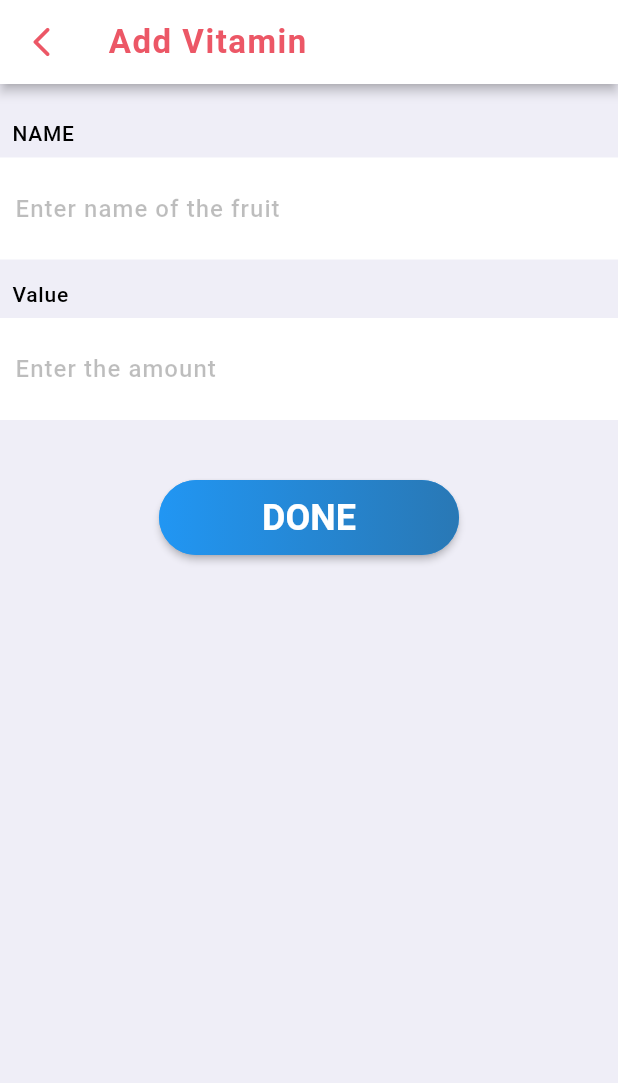
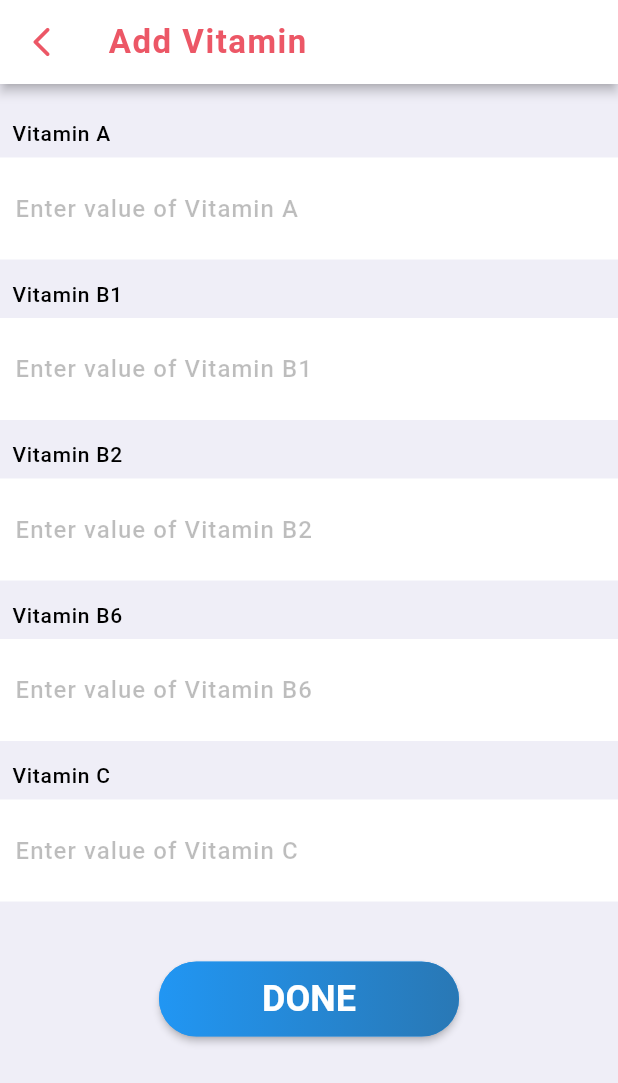
Before and after one commit to clement89/demo_app, a Flutter app: the AddItemPage screen opened directly, after a tap on "Add Vitamin", on a phone screen of 412 x 824 dp. Shown: the top 1083 px of the screen. Run offline on Flutter 3.47's test engine with Material 2 defaults, Android fonts, the phone set to English and light mode, and no system bars; our stand-ins replace animated_bottom_navigation_bar, dartz, flutter_icons, flutter_slidable, modal_progress_hud, syncfusion_flutter_charts; network calls fail.

Commit message:
UI Changes.

```diff
--- a/lib/business_logic/models/fruit.dart
+++ b/lib/business_logic/models/fruit.dart
@@ -5,13 +5,15 @@ class Fruit {
   int id;
   String name;
   List<Vitamins> vitamins;
-  List<Sales> sales;
+  List<Data> sales;
+  List<Data> availability;
 
   Fruit(
     this.id,
     this.name,
     this.vitamins,
     this.sales,
+    this.availability,
   );
   factory Fruit.fromJson(Map<String, dynamic> json) {
     return Fruit(
@@ -19,6 +21,7 @@ class Fruit {
       json['name'],
       json['vitamins'],
       json['sales'],
+      json['availability'],
     );
   }
 
@@ -28,6 +31,7 @@ class Fruit {
       'name': name,
       'vitamins': vitamins,
       'sales': sales,
+      'availability': availability,
     };
   }
 }
--- a/lib/business_logic/models/sales.dart
+++ b/lib/business_logic/models/sales.dart
@@ -1,13 +1,13 @@
-class Sales {
+class Data {
   String month;
   int value;
 
-  Sales(
+  Data(
     this.month,
     this.value,
   );
-  factory Sales.fromJson(Map<String, dynamic> json) {
-    return Sales(
+  factory Data.fromJson(Map<String, dynamic> json) {
+    return Data(
       json['month'],
       json['value'],
     );
--- a/lib/business_logic/view_models/add_item_viewmodel.dart
+++ b/lib/business_logic/view_models/add_item_viewmodel.dart
@@ -13,20 +13,24 @@ class AddItemViewModel extends ChangeNotifier {
   final WebApiClient _apiClient = WebApiClient(httpClient: http.Client());
 
   void initialize() {
-    fruit = Fruit(0, '', [], []);
+    fruit = Fruit(0, '', [], [], []);
   }
 
   bool isNumeric(String value) {
     return double.tryParse(value) != null;
   }
 
-  void addVitamin(Vitamins vitamin) {
-    fruit.vitamins.add(vitamin);
+  void addVitamin(List<Vitamins> data) {
+    fruit.vitamins = data;
     notifyListeners();
   }
 
-  void addSales(List<Sales> sales) {
-    fruit.sales = sales;
+  void addData({List<Data> data, bool isSales}) {
+    if (isSales) {
+      fruit.sales = data;
+    } else {
+      fruit.availability = data;
+    }
     notifyListeners();
   }
 
--- a/lib/services/networking/web_api.dart
+++ b/lib/services/networking/web_api.dart
@@ -3,8 +3,7 @@ import 'dart:io';
 
 import 'package:dartz/dartz.dart';
 import 'package:demo_app/business_logic/models/fruit.dart';
-import 'package:demo_app/business_logic/models/sales.dart';
-import 'package:demo_app/business_logic/models/vitamins.dart';
+import 'package:demo_app/services/networking/networking_helper.dart';
 import 'package:flutter/cupertino.dart';
 import 'package:http/http.dart' as http;
 
@@ -17,7 +16,7 @@ class WebApiClient {
   //Define base url
 
   final String _baseUrl = 'http://e8111a28cbfb.ngrok.io/api';
-  final int timeOut = 15;
+  final NetworkingHelper _helper = NetworkingHelper();
 
   //Define methods
 
@@ -30,7 +29,7 @@ class WebApiClient {
 
       if (response.statusCode == 200) {
         final parsed = json.decode(response.body);
-        return Right(fruitList(parsed));
+        return Right(_helper.fruitList(parsed));
       } else {
         return Left('Unable to fetch data from the REST API');
       }
@@ -45,7 +44,7 @@ class WebApiClient {
     try {
       final url = '$_baseUrl/fruits/';
       final response = await http.post(Uri.parse(url),
-          body: json.encode(encodeFruit(fruit)),
+          body: json.encode(_helper.encodeFruit(fruit)),
           headers: <String, String>{'Content-Type': 'application/json'});
       if (response.statusCode == 200) {
         return ('Success');
@@ -75,54 +74,4 @@ class WebApiClient {
       return ('No internet connection');
     }
   }
-
-  //Helper methods...
-
-  Fruit decodeFruit(Map<String, dynamic> fruitJson) {
-    List<Sales> sales = [];
-    List<Vitamins> vitamins = [];
-    fruitJson['vitamins'].forEach((element) {
-      vitamins.add(Vitamins.fromJson(element));
-    });
-    fruitJson['sales'].forEach((element) {
-      sales.add(Sales.fromJson(element));
-    });
-
-    fruitJson['vitamins'] = vitamins;
-    fruitJson['sales'] = sales;
-
-    return Fruit.fromJson(fruitJson);
-  }
-
-  Map<String, dynamic> encodeFruit(Fruit fruit) {
-    Map<String, dynamic> fruitJson = fruit.toJson();
-
-    List<Map<String, dynamic>> sales = [];
-    List<Map<String, dynamic>> vitamins = [];
-
-    fruitJson['vitamins'].forEach((Vitamins element) {
-      vitamins.add(element.toJson());
-    });
-
-    fruitJson['sales'].forEach((Sales element) {
-      sales.add(element.toJson());
-    });
-
-    fruitJson['vitamins'] = vitamins;
-    fruitJson['sales'] = sales;
-
-    return fruitJson;
-  }
-
-  List<Fruit> fruitList(Map<String, dynamic> response) {
-    print('fruits json - $response');
-
-    List<Fruit> fruitList = [];
-    List<dynamic> fruitListJson = response['data'];
-    fruitListJson.forEach((fruitJson) {
-      fruitList.add(decodeFruit(fruitJson));
-    });
-
-    return fruitList;
-  }
 }
--- a/lib/ui/pages/add/add_sales_page.dart
+++ b/lib/ui/pages/add/add_data_page.dart
@@ -6,22 +6,25 @@ import 'package:flutter/cupertino.dart';
 import 'package:flutter/material.dart';
 import 'package:provider/provider.dart';
 
-List<Sales> _salesList;
+List<Data> _dataList;
 
-class AddSalesPage extends StatelessWidget {
+class AddDataPage extends StatelessWidget {
+  final isSales;
+  AddDataPage({@required this.isSales});
+
   final _formKey = GlobalKey<FormState>();
 
   @override
   Widget build(BuildContext context) {
     final _viewModel = Provider.of<AddItemViewModel>(context, listen: false);
-    _salesList = [];
+    _dataList = [];
     return Scaffold(
       backgroundColor: lightBlue,
       appBar: AppBar(
         backgroundColor: white,
         elevation: 3,
-        title: const Text(
-          'Add Sales',
+        title: Text(
+          isSales ? 'Add Sales' : 'Availability',
           style: TextStyle(
             fontSize: 22,
             fontWeight: FontWeight.w700,
@@ -52,36 +55,36 @@ class AddSalesPage extends StatelessWidget {
 
               _buildTextField(
                 title: 'JANUARY',
-                hintText: 'Enter the sales of January',
+                hintText: 'Enter the data of January',
                 onSave: (var value) {
-                  _salesList.add(Sales('January', int.parse(value)));
+                  _dataList.add(Data('January', int.parse(value)));
                 },
                 isDouble: true,
                 viewModel: _viewModel,
               ),
               _buildTextField(
                 title: 'FEBRUARY',
-                hintText: 'Enter the sales of February',
+                hintText: 'Enter the data of February',
                 onSave: (var value) {
-                  _salesList.add(Sales('February', int.parse(value)));
+                  _dataList.add(Data('February', int.parse(value)));
                 },
                 isDouble: true,
                 viewModel: _viewModel,
               ),
               _buildTextField(
                 title: 'MARCH',
-                hintText: 'Enter the sales of March',
+                hintText: 'Enter the data of March',
                 onSave: (var value) {
-                  _salesList.add(Sales('March', int.parse(value)));
+                  _dataList.add(Data('March', int.parse(value)));
                 },
                 isDouble: true,
                 viewModel: _viewModel,
               ),
               _buildTextField(
                 title: 'APRIL',
-                hintText: 'Enter the sales of April',
+                hintText: 'Enter the data of April',
                 onSave: (var value) {
-                  _salesList.add(Sales('April', int.parse(value)));
+                  _dataList.add(Data('April', int.parse(value)));
                 },
                 isDouble: true,
                 viewModel: _viewModel,
@@ -95,7 +98,7 @@ class AddSalesPage extends StatelessWidget {
                 onClickAction: () {
                   if (_formKey.currentState.validate()) {
                     _formKey.currentState.save();
-                    _viewModel.addSales(_salesList);
+                    _viewModel.addData(data: _dataList, isSales: isSales);
                     Navigator.pop(context);
                   }
                 },
--- a/lib/ui/pages/add/add_item_page.dart
+++ b/lib/ui/pages/add/add_item_page.dart
@@ -1,7 +1,7 @@
 import 'package:demo_app/business_logic/models/sales.dart';
 import 'package:demo_app/business_logic/models/vitamins.dart';
 import 'package:demo_app/business_logic/view_models/add_item_viewmodel.dart';
-import 'package:demo_app/ui/pages/add/add_sales_page.dart';
+import 'package:demo_app/ui/pages/add/add_data_page.dart';
 import 'package:demo_app/ui/pages/add/add_vitamin_page.dart';
 import 'package:demo_app/ui/theme/colors.dart';
 import 'package:demo_app/ui/widgets/add_button.dart';
@@ -46,7 +46,9 @@ class AddItemPage extends StatelessWidget {
                     ),
                     _buildVitamins(context),
 
-                    _buildSales(context),
+                    _buildData(context: context, isSale: true),
+
+                    _buildData(context: context, isSale: false),
 
                     SizedBox(
                       height: 40,
@@ -250,6 +252,7 @@ class AddItemPage extends StatelessWidget {
       );
     });
 
+    if (widgets.length == 0) {
       widgets.add(AddButton(
         title: 'Add Vitamin',
         onClickAction: () {
@@ -261,10 +264,25 @@ class AddItemPage extends StatelessWidget {
           );
         },
       ));
+    } else {
+      widgets.add(AddButton(
+        title: 'Edit Vitamin',
+        onClickAction: () {
+          Navigator.push(
+            context,
+            MaterialPageRoute(
+              builder: (context) => AddVitaminPage(),
+            ),
+          );
+        },
+        iconData: Icons.edit,
+      ));
+    }
+
     return widgets;
   }
 
-  Widget _buildSales(BuildContext context) {
+  Widget _buildData({BuildContext context, bool isSale}) {
     return Column(
       children: [
         Padding(
@@ -272,7 +290,7 @@ class AddItemPage extends StatelessWidget {
           child: Align(
             alignment: Alignment.centerLeft,
             child: Text(
-              'SALES',
+              isSale ? 'SALES' : 'AVAILABILITY',
               style: TextStyle(
                 fontSize: 14,
                 fontWeight: FontWeight.w500,
@@ -292,7 +310,13 @@ class AddItemPage extends StatelessWidget {
                   alignment: WrapAlignment.start,
                   spacing: 8.0, // gap between adjacent chips
                   runSpacing: 8.0, // gap between lines
-                  children: _salesList(viewModel.fruit.sales, context),
+                  children: _dataList(
+                    data: isSale
+                        ? viewModel.fruit.sales
+                        : viewModel.fruit.availability,
+                    context: context,
+                    isSale: isSale,
+                  ),
                 ),
               );
             },
@@ -302,9 +326,9 @@ class AddItemPage extends StatelessWidget {
     );
   }
 
-  List<Widget> _salesList(List<Sales> sales, BuildContext context) {
+  List<Widget> _dataList({List<Data> data, BuildContext context, bool isSale}) {
     List<Widget> widgets = [];
-    sales.forEach((eachSale) {
+    data.forEach((eachData) {
       widgets.add(
         Chip(
           padding: EdgeInsets.all(10),
@@ -313,7 +337,7 @@ class AddItemPage extends StatelessWidget {
             mainAxisSize: MainAxisSize.min,
             children: [
               Text(
-                eachSale.month,
+                eachData.month,
                 style: TextStyle(
                   fontSize: 18,
                   fontWeight: FontWeight.w500,
@@ -322,7 +346,7 @@ class AddItemPage extends StatelessWidget {
                 ),
               ),
               Text(
-                ' ' + eachSale.value.toString() + ' %',
+                ' ' + eachData.value.toString() + ' %',
                 style: TextStyle(
                   fontSize: 18,
                   fontWeight: FontWeight.w500,
@@ -336,18 +360,36 @@ class AddItemPage extends StatelessWidget {
       );
     });
 
+    if (widgets.length == 0) {
       widgets.add(AddButton(
-      title: 'Add Sales',
+        title: isSale ? 'Add Sales' : 'Add Availability',
         onClickAction: () {
           Navigator.push(
             context,
             MaterialPageRoute(
-            builder: (context) => AddSalesPage(),
+              builder: (context) => AddDataPage(
+                isSales: isSale,
+              ),
             ),
           );
         },
       ));
-
+    } else {
+      widgets.add(AddButton(
+        title: isSale ? 'Edit Sales' : 'Edit Availability',
+        onClickAction: () {
+          Navigator.push(
+            context,
+            MaterialPageRoute(
+              builder: (context) => AddDataPage(
+                isSales: isSale,
+              ),
+            ),
+          );
+        },
+        iconData: Icons.edit,
+      ));
+    }
     return widgets;
   }
 }
--- a/lib/ui/pages/add/add_vitamin_page.dart
+++ b/lib/ui/pages/add/add_vitamin_page.dart
@@ -6,7 +6,7 @@ import 'package:flutter/cupertino.dart';
 import 'package:flutter/material.dart';
 import 'package:provider/provider.dart';
 
-Vitamins _vitamins;
+List<Vitamins> _dataList;
 
 class AddVitaminPage extends StatelessWidget {
   final _formKey = GlobalKey<FormState>();
@@ -14,7 +14,7 @@ class AddVitaminPage extends StatelessWidget {
   @override
   Widget build(BuildContext context) {
     final _viewModel = Provider.of<AddItemViewModel>(context, listen: false);
-    _vitamins = Vitamins('', 0);
+    _dataList = [];
     return Scaffold(
       backgroundColor: lightBlue,
       appBar: AppBar(
@@ -49,20 +49,48 @@ class AddVitaminPage extends StatelessWidget {
               SizedBox(
                 height: 10,
               ),
+
               _buildTextField(
-                title: 'NAME',
-                hintText: 'Enter name of the fruit',
+                title: 'Vitamin A',
+                hintText: 'Enter value of Vitamin A',
                 onSave: (var value) {
-                  _vitamins.name = value;
+                  _dataList.add(Vitamins('Vitamin A', int.parse(value)));
                 },
-                isDouble: false,
+                isDouble: true,
                 viewModel: _viewModel,
               ),
               _buildTextField(
-                title: 'Value',
-                hintText: 'Enter the amount',
+                title: 'Vitamin B1',
+                hintText: 'Enter value of Vitamin B1',
                 onSave: (var value) {
-                  _vitamins.value = int.parse(value);
+                  _dataList.add(Vitamins('Vitamin B1', int.parse(value)));
+                },
+                isDouble: true,
+                viewModel: _viewModel,
+              ),
+              _buildTextField(
+                title: 'Vitamin B2',
+                hintText: 'Enter value of Vitamin B2',
+                onSave: (var value) {
+                  _dataList.add(Vitamins('Vitamin B2', int.parse(value)));
+                },
+                isDouble: true,
+                viewModel: _viewModel,
+              ),
+              _buildTextField(
+                title: 'Vitamin B6',
+                hintText: 'Enter value of Vitamin B6',
+                onSave: (var value) {
+                  _dataList.add(Vitamins('Vitamin B6', int.parse(value)));
+                },
+                isDouble: true,
+                viewModel: _viewModel,
+              ),
+              _buildTextField(
+                title: 'Vitamin C',
+                hintText: 'Enter value of Vitamin C',
+                onSave: (var value) {
+                  _dataList.add(Vitamins('Vitamin C', int.parse(value)));
                 },
                 isDouble: true,
                 viewModel: _viewModel,
@@ -76,7 +104,7 @@ class AddVitaminPage extends StatelessWidget {
                 onClickAction: () {
                   if (_formKey.currentState.validate()) {
                     _formKey.currentState.save();
-                    _viewModel.addVitamin(_vitamins);
+                    _viewModel.addVitamin(_dataList);
                     Navigator.pop(context);
                   }
                 },
--- a/lib/ui/pages/fruit_list_page.dart
+++ b/lib/ui/pages/fruit_list_page.dart
@@ -9,6 +9,9 @@ import 'package:provider/provider.dart';
 class FruitListPage extends StatelessWidget {
   @override
   Widget build(BuildContext context) {
+    final _homeViewModel = Provider.of<HomeViewModel>(context, listen: false);
+    _homeViewModel.loadData();
+
     return Scaffold(
       appBar: AppBar(
         backgroundColor: white,
--- a/lib/ui/widgets/add_button.dart
+++ b/lib/ui/widgets/add_button.dart
@@ -5,9 +5,11 @@ import 'package:flutter/material.dart';
 class AddButton extends StatelessWidget {
   final String title;
   final Function onClickAction;
+  final IconData iconData;
   AddButton({
     @required this.title,
     @required this.onClickAction,
+    this.iconData,
   });
   @override
   Widget build(BuildContext context) {
@@ -27,7 +29,7 @@ class AddButton extends StatelessWidget {
               ),
             ),
             Icon(
-              Icons.add_rounded,
+              iconData == null ? Icons.add_rounded : this.iconData,
               color: white,
             ),
           ],
```
Also changed, not shown: lib/services/networking/networking_helper.dart (added, +55 -0 lines), lib/ui/pages/compare_page.dart (+8 -2 lines), lib/business_logic/utils/contants.dart (added), 1 other file. Lines whose indentation alone changed are shown as unchanged.
